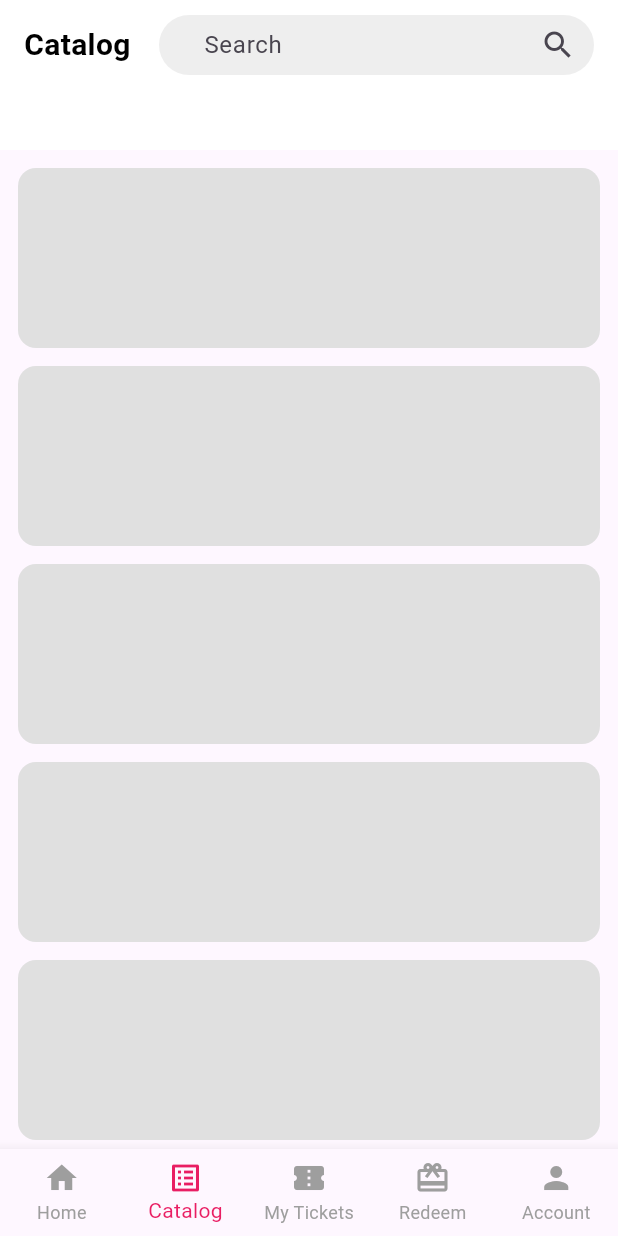
After one commit to MunbodPRGRM/Lotto-app, a Flutter app: the CatalogPage screen opened directly, on a phone screen of 412 x 824 dp. The commit adds this screen. Run offline on Flutter 3.47's test engine with Material 3 defaults, Android fonts, the phone set to English and light mode, and no system bars.

Commit message:
Remove unused import from main.dart and add catalog.dart and main_drawer.dart pages

```diff
--- a/lib/main.dart
+++ b/lib/main.dart
@@ -1,6 +1,5 @@
 import 'package:flutter/material.dart';
 import 'package:lotto_app/pages/loading.dart';
-import 'package:lotto_app/pages/login.dart';
 
 void main() {
   runApp(const MyApp());
--- /dev/null
+++ b/lib/pages/catalog.dart
@@ -0,0 +1,110 @@
+import 'package:flutter/material.dart';
+
+class CatalogPage extends StatefulWidget {
+  const CatalogPage({super.key});
+
+  @override
+  State<CatalogPage> createState() => _CatalogPageState();
+}
+
+class _CatalogPageState extends State<CatalogPage> {
+  int _currentIndex = 1; // กำหนดค่าเริ่มต้นเป็น 1 เพื่อให้ 'Catalog' ถูกเลือก
+
+  final List<String> items = List.generate(6, (index) => "Item $index");
+
+  @override
+  Widget build(BuildContext context) {
+    return Scaffold(
+      appBar: PreferredSize(
+        preferredSize: const Size.fromHeight(100),
+        child: AppBar(
+          automaticallyImplyLeading: false,
+          elevation: 0,
+          backgroundColor: Colors.white,
+          flexibleSpace: SafeArea(
+            child: Padding(
+              padding: const EdgeInsets.symmetric(horizontal: 16, vertical: 10),
+              child: Row(
+                mainAxisAlignment: MainAxisAlignment.spaceBetween,
+                children: [
+                  const Text(
+                    "Catalog",
+                    style: TextStyle(
+                      fontSize: 20,
+                      fontWeight: FontWeight.bold,
+                      color: Colors.black,
+                    ),
+                  ),
+                  const SizedBox(height: 10),
+                  Container(
+                    height: 40,
+                    width: 290,
+                    decoration: BoxDecoration(
+                      color: Colors.grey[200],
+                      borderRadius: BorderRadius.circular(20),
+                    ),
+                    child: TextField(
+                      decoration: InputDecoration(
+                        hintText: "Search",
+                        suffixIcon: const Icon(Icons.search),
+                        border: InputBorder.none,
+                        contentPadding: const EdgeInsets.symmetric(
+                          horizontal: 30,
+                          vertical: 10,
+                        ),
+                      ),
+                    ),
+                  ),
+                ],
+              ),
+            ),
+          ),
+        ),
+      ),
+      body: ListView.builder(
+        padding: const EdgeInsets.all(12),
+        itemCount: items.length,
+        itemBuilder: (context, index) {
+          return Container(
+            height: 120,
+            margin: const EdgeInsets.only(bottom: 12),
+            decoration: BoxDecoration(
+              color: Colors.grey[300],
+              borderRadius: BorderRadius.circular(12),
+            ),
+          );
+        },
+      ),
+      bottomNavigationBar: BottomNavigationBar(
+        selectedItemColor: Colors.pink,
+        unselectedItemColor: Colors.grey,
+        type: BottomNavigationBarType.fixed,
+        currentIndex: _currentIndex,
+        onTap: (index) {
+          setState(() {
+            _currentIndex = index;
+          });
+        },
+        items: [
+          BottomNavigationBarItem(icon: Icon(Icons.home), label: "Home"),
+          BottomNavigationBarItem(
+            icon: Icon(
+              Icons.list_alt,
+              color: Colors.pink, // ใส่สีชมพูตรงนี้
+            ),
+            label: "Catalog",
+          ),
+          BottomNavigationBarItem(
+            icon: Icon(Icons.confirmation_num),
+            label: "My Tickets",
+          ),
+          BottomNavigationBarItem(
+            icon: Icon(Icons.card_giftcard),
+            label: "Redeem",
+          ),
+          BottomNavigationBarItem(icon: Icon(Icons.person), label: "Account"),
+        ],
+      ),
+    );
+  }
+}
--- a/lib/pages/login.dart
+++ b/lib/pages/login.dart
@@ -1,4 +1,5 @@
 import 'package:flutter/material.dart';
+import 'package:lotto_app/pages/catalog.dart';
 import 'package:lotto_app/pages/forgetpassword.dart';
 import 'package:lotto_app/pages/home.dart';
 import 'package:lotto_app/pages/register.dart';
--- /dev/null
+++ b/lib/pages/main_drawer.dart
@@ -0,0 +1,36 @@
+import 'package:flutter/material.dart';
+
+class MainDrawerPage extends StatefulWidget {
+  const MainDrawerPage({super.key});
+
+  @override
+  State<MainDrawerPage> createState() => _MainDrawerPageState();
+}
+
+class _MainDrawerPageState extends State<MainDrawerPage> {
+  int selectedIndex = 0;
+
+  @override
+  Widget build(BuildContext context) {
+    return Scaffold(
+      bottomNavigationBar: BottomNavigationBar(
+        selectedItemColor: Colors.pink,
+        unselectedItemColor: Colors.grey,
+        type: BottomNavigationBarType.fixed,
+        items: const [
+          BottomNavigationBarItem(icon: Icon(Icons.home), label: "Home"),
+          BottomNavigationBarItem(icon: Icon(Icons.list_alt), label: "Catalog"),
+          BottomNavigationBarItem(
+            icon: Icon(Icons.confirmation_num),
+            label: "My Tickets",
+          ),
+          BottomNavigationBarItem(
+            icon: Icon(Icons.card_giftcard),
+            label: "Redeem",
+          ),
+          BottomNavigationBarItem(icon: Icon(Icons.person), label: "Account"),
+        ],
+      ),
+    );
+  }
+}
```
